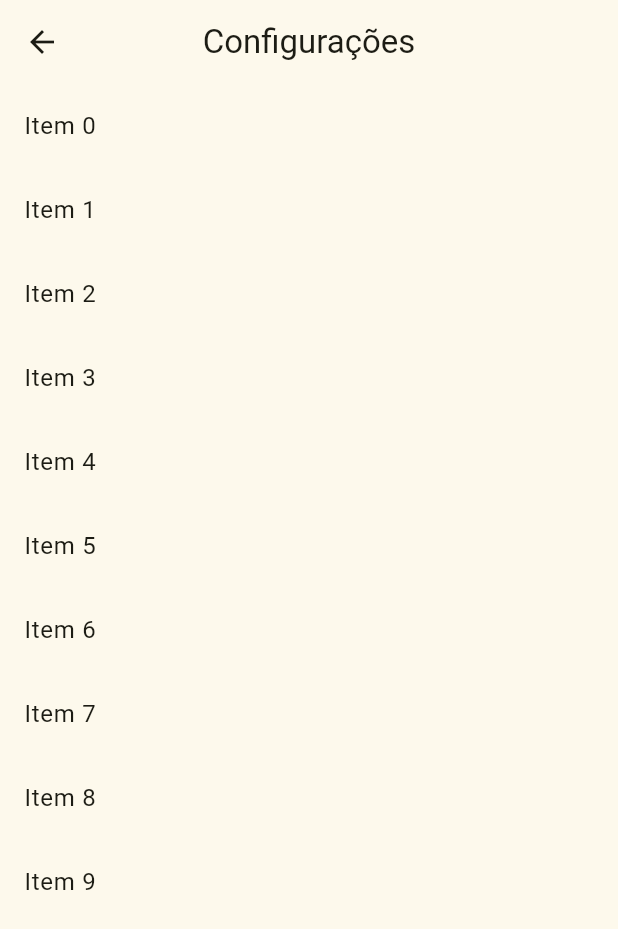
After one commit to jclaudio-sg/app_scan_image_to_text, a Flutter app: the ConfigPage screen opened by its route, on a phone screen of 412 x 824 dp. The commit adds this screen. Shown: the top 929 px of the screen. Run offline on Flutter 3.47's test engine with Material 3 defaults, Android fonts, the phone set to English and light mode, and no system bars; our stand-ins replace flutter_expandable_fab, get, image_picker; missing offline and left inert: google_mlkit_text_recognition.

Commit message:
Added config and history modules.

```diff
--- a/lib/app_widget.dart
+++ b/lib/app_widget.dart
@@ -1,6 +1,8 @@
 import 'package:flutter/material.dart';
 import 'package:get/get.dart';
 
+import 'config/presenter/pages/config_page.dart';
+import 'history/presenter/pages/history_page.dart';
 import 'home/presenter/pages/home_page.dart';
 import 'scan/presenter/pages/scan_page.dart';
 
@@ -18,6 +20,8 @@ class AppWidget extends StatelessWidget {
       ),
       getPages: [
         GetPage(name: "/", page: () => const HomePage()),
+        GetPage(name: "/history", page: () => const HistoryPage()),
+        GetPage(name: "/config", page: () => const ConfigPage()),
         GetPage(name: "/scan", page: () => const ScanPage()),
         GetPage(name: "/scan/camera", page: () => const ScanPage()),
         GetPage(name: "/scan/gallery", page: () => const ScanPage()),
--- /dev/null
+++ b/lib/config/presenter/pages/config_page.dart
@@ -0,0 +1,26 @@
+import 'package:flutter/material.dart';
+
+class ConfigPage extends StatefulWidget {
+  const ConfigPage({super.key});
+
+  @override
+  State<ConfigPage> createState() => _ConfigPageState();
+}
+
+class _ConfigPageState extends State<ConfigPage> {
+  @override
+  Widget build(BuildContext context) {
+    return Scaffold(
+      appBar: AppBar(
+        centerTitle: true,
+        title: const Text("Configurações"),
+      ),
+      body: ListView.builder(
+        itemCount: 10,
+        itemBuilder: (context, index) => ListTile(
+          title: Text('Item $index'),
+        ),
+      ),
+    );
+  }
+}
```
Also changed, not shown: lib/history/presenter/pages/history_page.dart (added, +26 -0 lines).
